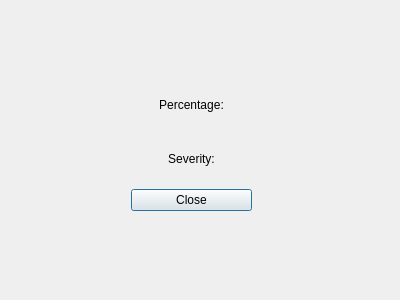
Before: the Qt Designer form results.ui in SPal-14/Alzheimer_Detection, drawn with Qt 5.
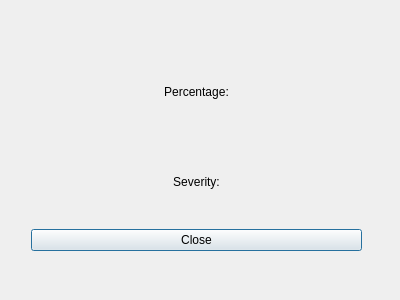
After: the same form once the commit is applied.

```diff
--- a/results.ui
+++ b/results.ui
@@ -16,15 +16,18 @@
   <widget class="QWidget" name="centralwidget">
    <property name="geometry">
     <rect>
-     <x>131</x>
-     <y>80</y>
-     <width>121</width>
-     <height>131</height>
+     <x>31</x>
+     <y>50</y>
+     <width>331</width>
+     <height>201</height>
     </rect>
    </property>
    <layout class="QVBoxLayout" name="verticalLayout">
     <item>
      <widget class="QLabel" name="percentageLabel">
+      <property name="styleSheet">
+       <string notr="true">font: 12pt &quot;Cantarell&quot;;</string>
+      </property>
       <property name="text">
        <string>Percentage:</string>
       </property>
@@ -35,6 +38,9 @@
     </item>
     <item>
      <widget class="QLabel" name="severityLabel">
+      <property name="styleSheet">
+       <string notr="true">font: 12pt &quot;Cantarell&quot;;</string>
+      </property>
       <property name="text">
        <string>Severity:</string>
       </property>
@@ -45,6 +51,9 @@
     </item>
     <item>
      <widget class="QPushButton" name="closeButton">
+      <property name="styleSheet">
+       <string notr="true">font: 12pt &quot;Cantarell&quot;;</string>
+      </property>
       <property name="text">
        <string>Close</string>
       </property>
```
